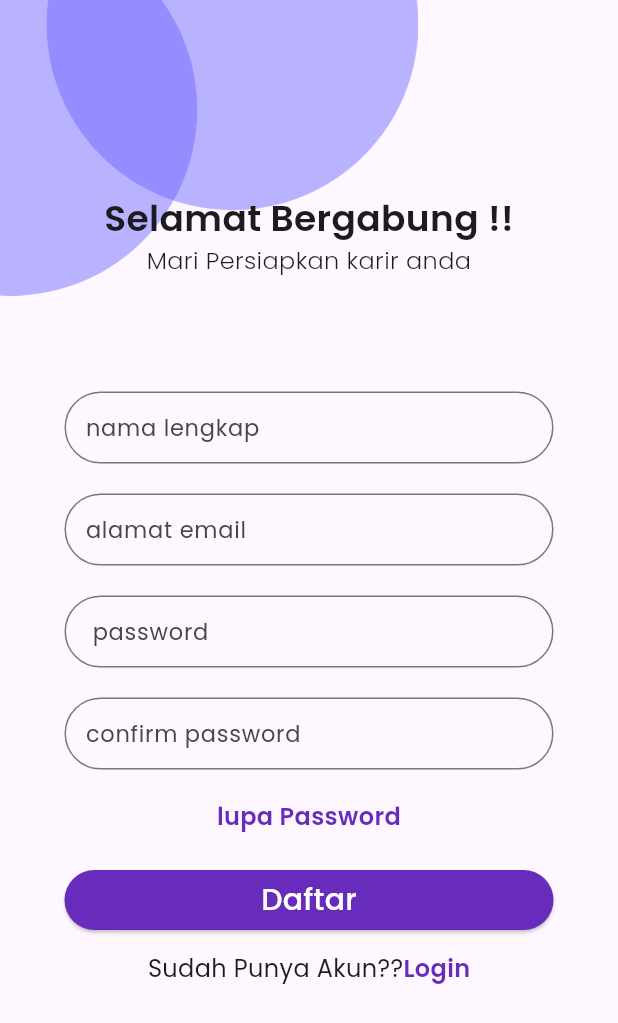
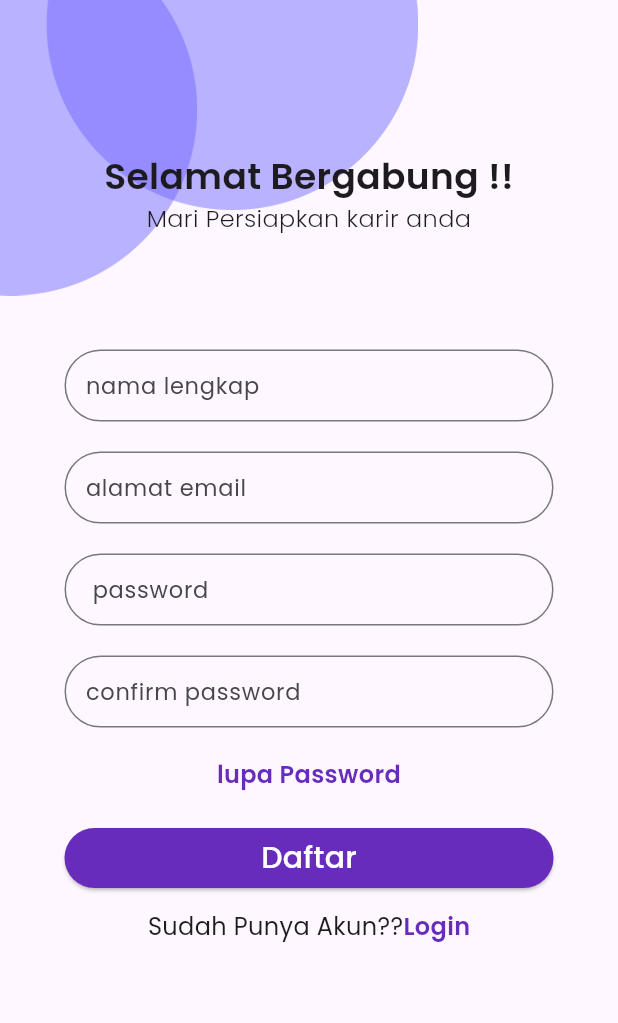
Before and after one commit to fathurdja/flutter3, a Flutter app: the DaftarPage screen opened directly, on a phone screen of 412 x 824 dp. Shown: the top 1023 px of the screen. Run offline on Flutter 3.47's test engine with Material 2 defaults, Android fonts, the phone set to English and light mode, and no system bars.

Commit message:
halaman 2

```diff
--- a/lib/page/daftarPage.dart
+++ b/lib/page/daftarPage.dart
@@ -24,7 +24,7 @@ class _DaftarPageState extends State<DaftarPage> {
           child: ListView(
             children: [
               SizedBox(
-                height: 128,
+                height: 100,
               ),
               Center(
                 child: Text(
```
